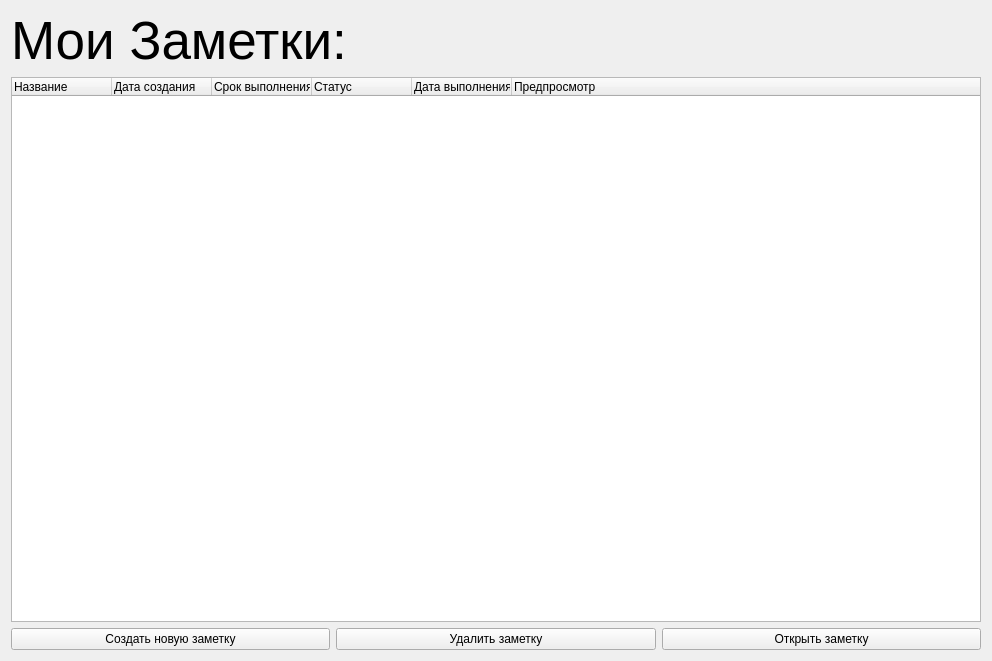
Above: Notes/notes_form.ui from NovikovAndrei/PyQT before the change. Below: the same form after it.
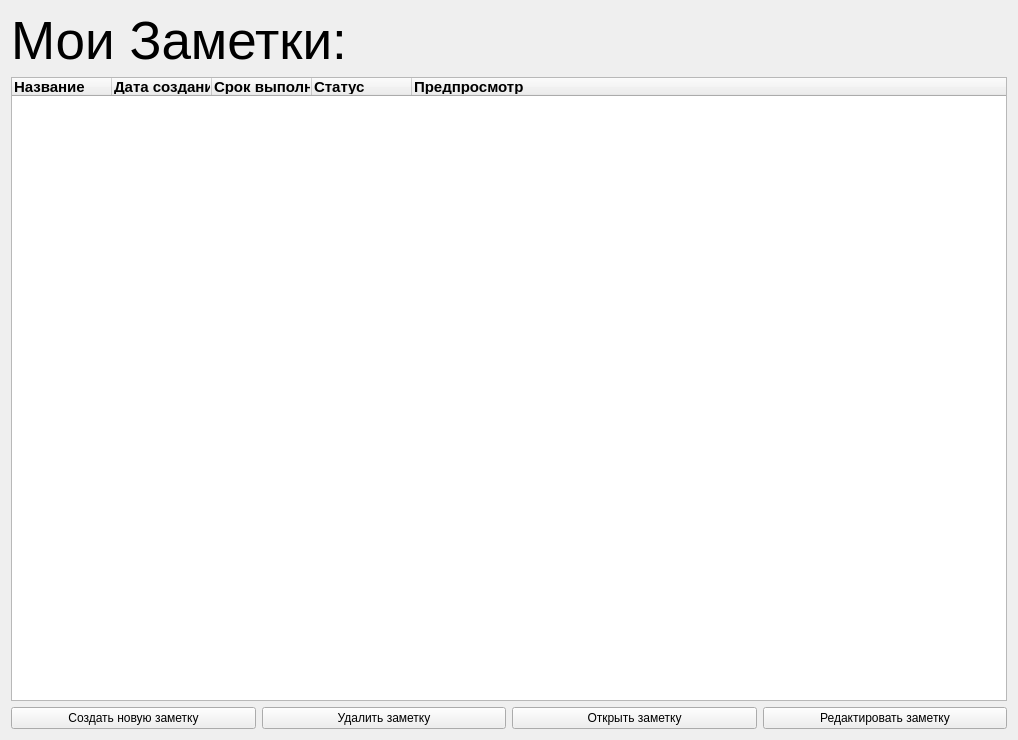
That is the form after the change.

Commit message: add sysweathervidget v.7

```diff
--- a/Notes/notes_form.ui
+++ b/Notes/notes_form.ui
@@ -6,8 +6,8 @@
    <rect>
     <x>0</x>
     <y>0</y>
-    <width>992</width>
-    <height>661</height>
+    <width>1018</width>
+    <height>740</height>
    </rect>
   </property>
   <property name="windowTitle">
@@ -28,35 +28,60 @@
    </item>
    <item>
     <widget class="QTreeWidget" name="treeWidgetNotes">
+     <property name="font">
+      <font>
+       <pointsize>11</pointsize>
+      </font>
+     </property>
      <column>
       <property name="text">
        <string>Название</string>
       </property>
+      <property name="font">
+       <font>
+        <bold>true</bold>
+       </font>
+      </property>
      </column>
      <column>
       <property name="text">
        <string>Дата создания</string>
       </property>
+      <property name="font">
+       <font>
+        <bold>true</bold>
+       </font>
+      </property>
      </column>
      <column>
       <property name="text">
        <string>Срок выполнения</string>
       </property>
+      <property name="font">
+       <font>
+        <bold>true</bold>
+       </font>
+      </property>
      </column>
      <column>
       <property name="text">
        <string>Статус</string>
       </property>
-     </column>
-     <column>
-      <property name="text">
-       <string>Дата выполнения</string>
+      <property name="font">
+       <font>
+        <bold>true</bold>
+       </font>
       </property>
      </column>
      <column>
       <property name="text">
        <string>Предпросмотр</string>
       </property>
+      <property name="font">
+       <font>
+        <bold>true</bold>
+       </font>
+      </property>
      </column>
     </widget>
    </item>
@@ -83,6 +108,13 @@
        </property>
       </widget>
      </item>
+     <item>
+      <widget class="QPushButton" name="pushButtonEditNote">
+       <property name="text">
+        <string>Редактировать заметку</string>
+       </property>
+      </widget>
+     </item>
     </layout>
    </item>
   </layout>
```
The commit also changes 2 other files.
